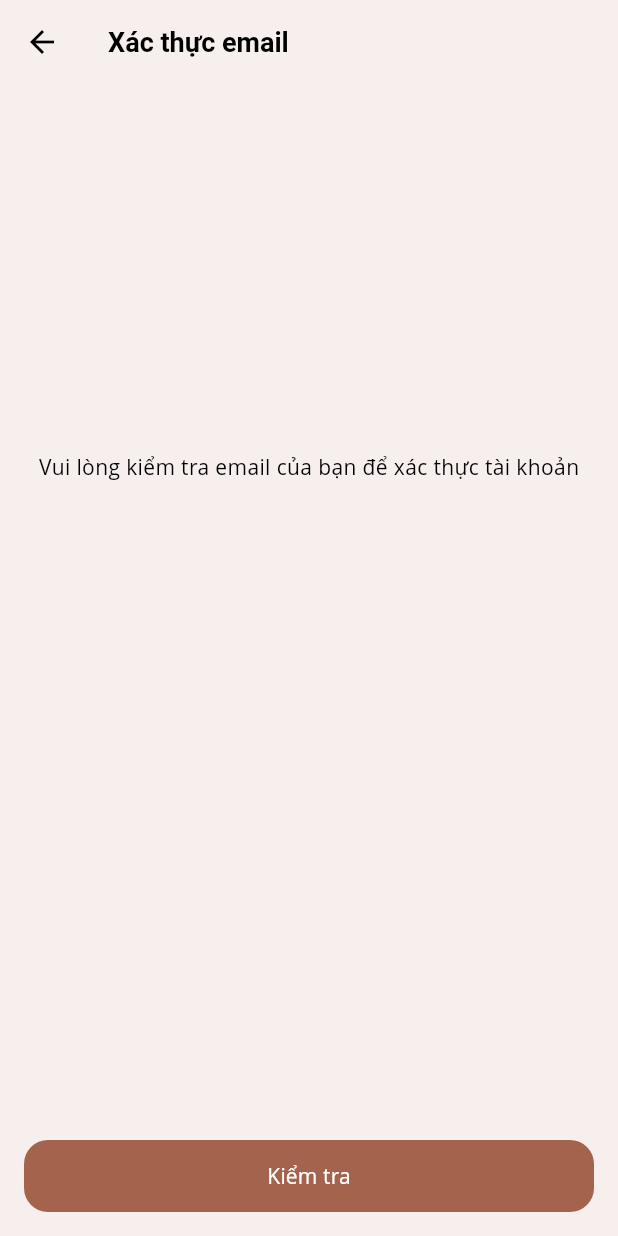
After one commit to TienIker/CapstoneSP24, a Flutter app: the ConfirmEmailScreen screen opened directly, after a tap on "Kiểm tra", on a phone screen of 412 x 824 dp. The commit adds this screen. Run offline on Flutter 3.47's test engine with Material 3 defaults, Android fonts, the phone set to English and light mode, and no system bars; our stand-ins replace dio, firebase_core, firebase_messaging, flutter_html, flutter_svg, fluttertoast and 8 more; missing offline and left inert: flutter_quill; accounts and stored records are empty; network calls fail.

Commit message:
confirm Email

```diff
--- a/lib/main.dart
+++ b/lib/main.dart
@@ -15,6 +15,8 @@ import 'package:sharing_cafe/provider/interest_provider.dart';
 import 'package:sharing_cafe/provider/user_profile_provider.dart';
 import 'package:sharing_cafe/service/location_service.dart';
 import 'package:sharing_cafe/view/screens/auth/login/login_screen.dart';
+import 'package:firebase_core/firebase_core.dart';
+import 'firebase_options.dart';
 
 import 'routes.dart';
 import 'theme.dart';
@@ -22,6 +24,9 @@ import 'theme.dart';
 void main() async {
   // initialize firebase
   WidgetsFlutterBinding.ensureInitialized();
+  await Firebase.initializeApp(
+    options: DefaultFirebaseOptions.currentPlatform,
+  );
   await FirebaseMessaging.instance.requestPermission();
   FirebaseMessaging.onBackgroundMessage(_firebaseMessagingBackgroundHandler);
   runApp(const MyApp());
--- a/lib/provider/account_provider.dart
+++ b/lib/provider/account_provider.dart
@@ -57,6 +57,10 @@ class AccountProvider extends ChangeNotifier {
     return token;
   }
 
+  Future<bool> confirmVerificationEmail(email, password) {
+    return AccountService().confirmVerificationEmail(email, password);
+  }
+
   Future completeUserProfile({
     required String? profileAvatar,
     required String? age,
--- /dev/null
+++ b/lib/view/screens/auth/confirm_email/confirm_email_screen.dart
@@ -0,0 +1,72 @@
+// ignore_for_file: use_build_context_synchronously
+
+import 'package:flutter/material.dart';
+import 'package:sharing_cafe/constants.dart';
+import 'package:sharing_cafe/service/account_service.dart';
+import 'package:sharing_cafe/view/screens/init_screen.dart';
+
+class ConfirmEmailScreen extends StatefulWidget {
+  static String routeName = "/confirmEmail";
+  const ConfirmEmailScreen({super.key});
+
+  @override
+  State<ConfirmEmailScreen> createState() => _ConfirmEmailScreenState();
+}
+
+class _ConfirmEmailScreenState extends State<ConfirmEmailScreen> {
+  @override
+  Widget build(BuildContext context) {
+    return Scaffold(
+      appBar: AppBar(
+        title: const Text(
+          "Xác thực email",
+          style: heading2Style,
+        ),
+      ),
+      body: Padding(
+        padding: const EdgeInsets.all(16.0),
+        child: Column(
+          mainAxisAlignment: MainAxisAlignment.spaceBetween,
+          children: [
+            const SizedBox(
+              height: 20,
+            ),
+            const Text(
+              "Vui lòng kiểm tra email của bạn để xác thực tài khoản",
+            ),
+            const SizedBox(
+              height: 20,
+            ),
+            ElevatedButton(
+              onPressed: () async {
+                final Map arguments =
+                    ModalRoute.of(context)!.settings.arguments as Map;
+                var email = arguments["email"];
+                var password = arguments["password"];
+                var isConfirm = await AccountService()
+                    .confirmVerificationEmail(email, password);
+                // if all are valid then go to success screen
+                if (isConfirm) {
+                  ScaffoldMessenger.of(context).showSnackBar(
+                    const SnackBar(
+                      content: Text("Xác thực thành công"),
+                    ),
+                  );
+                  Navigator.pushNamedAndRemoveUntil(
+                      context, InitScreen.routeName, (route) => false);
+                } else {
+                  ScaffoldMessenger.of(context).showSnackBar(
+                    const SnackBar(
+                      content: Text("Email chưa được xác thực"),
+                    ),
+                  );
+                }
+              },
+              child: const Text("Kiểm tra"),
+            ),
+          ],
+        ),
+      ),
+    );
+  }
+}
```
Also changed, not shown: lib/service/account_service.dart (+18 -0 lines), lib/view/screens/auth/login/login_screen.dart (+17 -2 lines), lib/view/screens/auth/register/register_screen.dart (+23 -5 lines), lib/firebase_options.dart (added).
